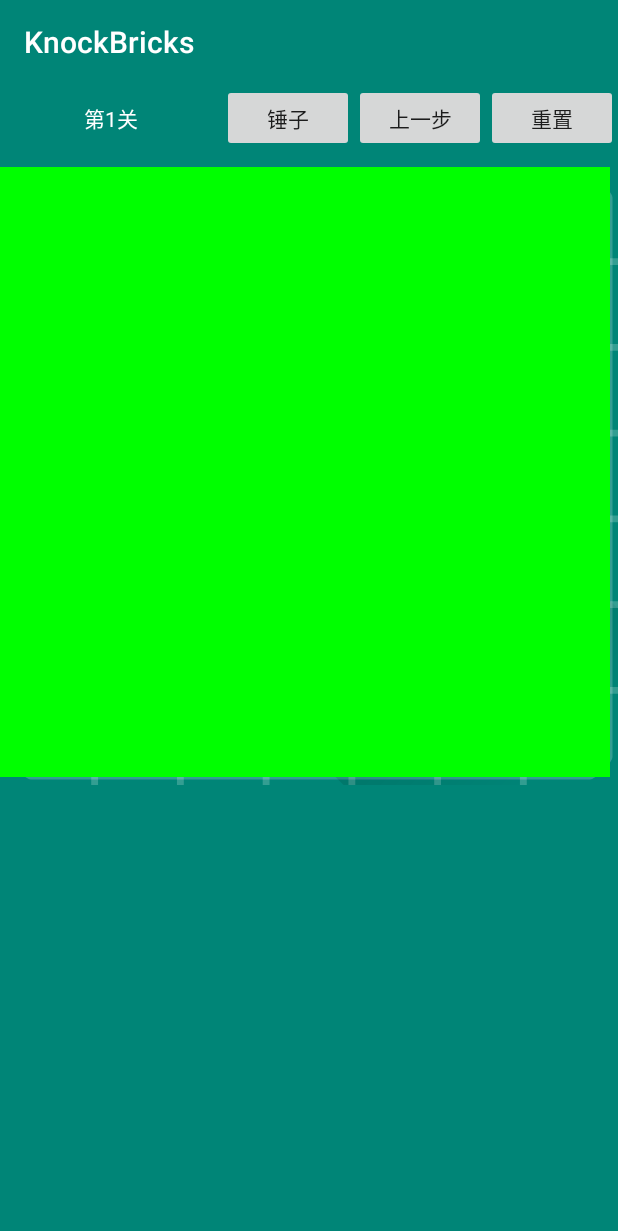
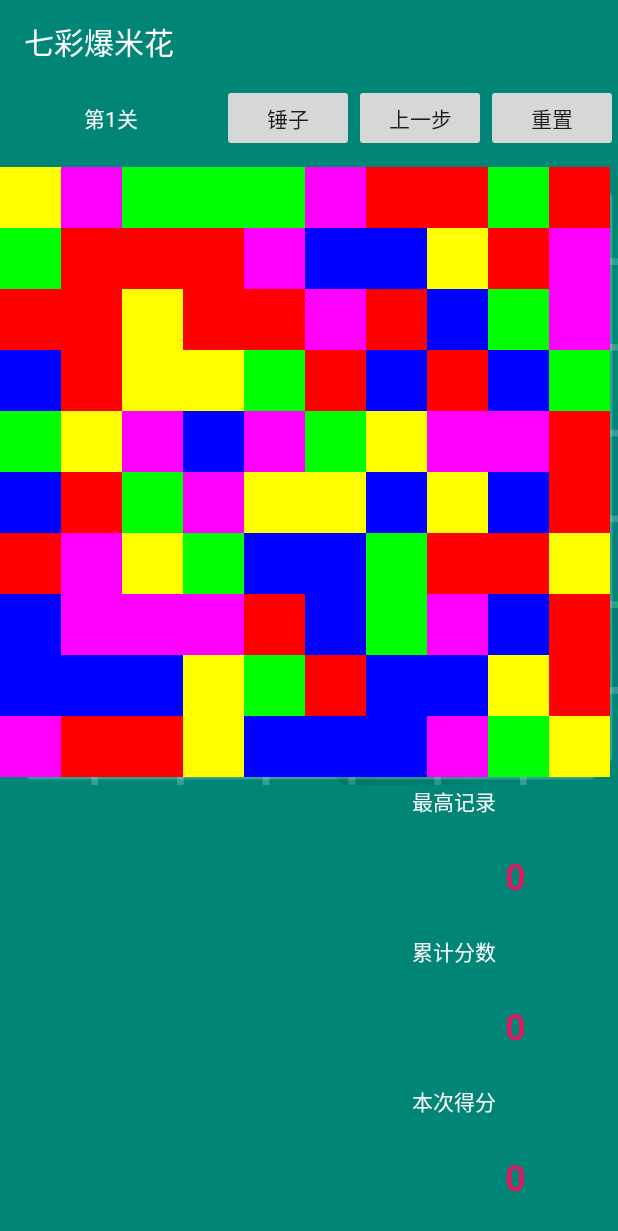
Before and after one commit to kevin4oct/KnockBrick, an Android app: the screen it shows after launch (MainActivity), after a tap on an icon or button, on a phone screen of 412 x 824 dp. Shown: the top 1231 px of the screen. Run offline under Robolectric (Android 15) with nearby library versions, the phone set to English and light mode, and no system bars.

Commit message:
将关卡的初始化数据固定

```diff
--- a/app/src/main/java/com/geren/kevin/knockbricks/level/view/LevelActivity.java
+++ b/app/src/main/java/com/geren/kevin/knockbricks/level/view/LevelActivity.java
@@ -39,7 +39,7 @@ public class LevelActivity extends AppCompatActivity
         adapter = new LevelRecyclerViewAdapter(this, myRecycler);
         myRecycler.setAdapter(adapter);
         list = new ArrayList<>();
-        for (int i = 0; i < 20; i++) {
+        for (int i = 0; i < 16; i++) {
             list.add(i);
         }
         adapter.refresh(list);
--- a/app/src/main/java/com/geren/kevin/knockbricks/main/presenter/MainPresenter.java
+++ b/app/src/main/java/com/geren/kevin/knockbricks/main/presenter/MainPresenter.java
@@ -1,4 +1,6 @@
 package com.geren.kevin.knockbricks.main.presenter;
+
+import android.util.Log;
 
 import com.geren.kevin.knockbricks.main.bean.Block;
 import com.geren.kevin.knockbricks.main.view.IMainView;
@@ -6,29 +8,48 @@ import com.geren.kevin.knockbricks.main.view.MainActivity;
 
 import java.util.ArrayList;
 import java.util.List;
-import java.util.Random;
 
 public class MainPresenter {
 
+    private int[][] levelData = {
+            {3, 3, 4, 5, 3, 2, 5, 3, 1, 1, 3, 5, 2, 1, 5, 5, 2, 2, 1, 3, 3, 5, 3, 3, 1, 2, 2, 3, 1, 3, 2, 5, 5, 1, 4, 1, 3, 3, 2, 3, 4, 1, 3, 4, 3, 3, 5, 2, 5, 1, 1, 2, 3, 2, 3, 3, 1, 1, 4, 2, 5, 4, 2, 4, 1, 5, 3, 4, 1, 1, 2, 3, 2, 1, 5, 5, 2, 3, 4, 2, 4, 5, 2, 5, 1, 5, 3, 2, 4, 4, 5, 3, 1, 1, 3, 3, 3, 1, 4, 3},
+            {2, 1, 4, 3, 1, 3, 4, 3, 3, 5, 5, 4, 4, 4, 2, 4, 5, 5, 3, 4, 1, 4, 2, 2, 5, 1, 2, 5, 3, 4, 1, 4, 4, 2, 3, 5, 1, 5, 2, 2, 1, 5, 4, 1, 5, 2, 3, 4, 1, 3, 5, 3, 5, 4, 1, 2, 3, 3, 4, 3, 4, 3, 4, 3, 2, 3, 1, 1, 3, 3, 4, 2, 3, 4, 5, 2, 4, 5, 3, 5, 1, 4, 1, 3, 5, 3, 4, 3, 2, 1, 4, 5, 5, 1, 4, 4, 2, 4, 4, 2},
+            {2, 3, 3, 3, 3, 1, 3, 1, 1, 4, 2, 3, 2, 2, 2, 5, 2, 1, 3, 2, 1, 3, 1, 5, 2, 2, 1, 4, 2, 4, 4, 1, 3, 5, 4, 2, 3, 2, 4, 1, 2, 4, 5, 4, 2, 2, 5, 1, 5, 3, 5, 1, 1, 2, 2, 1, 2, 3, 2, 3, 3, 2, 5, 2, 3, 3, 4, 3, 5, 4, 2, 4, 5, 4, 1, 1, 5, 1, 5, 1, 5, 1, 3, 2, 2, 1, 5, 3, 3, 4, 3, 1, 5, 5, 1, 4, 2, 2, 2, 4},
+            {4, 1, 5, 5, 5, 1, 3, 3, 2, 5, 4, 1, 3, 4, 1, 5, 2, 3, 5, 4, 5, 2, 5, 4, 1, 1, 5, 1, 2, 3, 1, 1, 1, 2, 3, 2, 4, 5, 1, 4, 4, 3, 4, 1, 3, 5, 1, 5, 3, 1, 1, 4, 5, 5, 5, 2, 2, 2, 2, 3, 2, 1, 4, 3, 4, 4, 2, 1, 2, 5, 4, 4, 4, 3, 4, 3, 4, 1, 2, 1, 3, 3, 3, 5, 5, 5, 3, 4, 4, 3, 3, 2, 4, 5, 4, 3, 3, 5, 1, 3},
+            {2, 3, 4, 3, 2, 3, 4, 1, 1, 4, 5, 4, 4, 3, 1, 1, 1, 1, 2, 4, 3, 2, 3, 1, 3, 3, 5, 3, 3, 5, 3, 1, 4, 3, 3, 1, 2, 5, 3, 4, 2, 1, 3, 3, 1, 4, 5, 1, 4, 2, 3, 4, 5, 4, 1, 1, 5, 4, 3, 1, 5, 5, 2, 5, 2, 2, 2, 2, 3, 2, 1, 1, 3, 5, 4, 4, 1, 1, 1, 2, 2, 1, 3, 3, 3, 4, 4, 3, 5, 4, 5, 4, 3, 1, 1, 2, 1, 1, 3, 3},
+            {4, 4, 5, 3, 4, 3, 5, 4, 4, 1, 3, 1, 3, 2, 4, 1, 4, 5, 1, 2, 1, 1, 4, 4, 3, 4, 1, 2, 5, 5, 2, 5, 3, 1, 2, 5, 2, 1, 1, 1, 4, 4, 1, 3, 3, 5, 5, 2, 4, 2, 4, 3, 2, 3, 2, 1, 5, 2, 1, 1, 4, 5, 5, 1, 3, 5, 2, 3, 4, 1, 5, 4, 1, 3, 5, 1, 4, 2, 3, 2, 1, 1, 5, 1, 3, 4, 5, 1, 1, 4, 4, 4, 1, 3, 5, 3, 2, 2, 3, 4},
+            {5, 2, 1, 4, 4, 1, 4, 4, 2, 4, 5, 1, 1, 4, 3, 5, 5, 1, 1, 4, 2, 5, 2, 5, 5, 2, 5, 1, 1, 2, 3, 1, 1, 2, 4, 2, 3, 5, 3, 1, 1, 5, 3, 1, 1, 1, 2, 1, 2, 2, 4, 2, 2, 4, 5, 5, 5, 3, 4, 3, 2, 1, 1, 3, 5, 2, 1, 3, 2, 3, 1, 1, 5, 2, 3, 2, 4, 1, 1, 3, 4, 4, 4, 4, 3, 5, 2, 4, 2, 1, 4, 2, 4, 4, 1, 1, 5, 4, 5, 2},
+            {1, 5, 2, 1, 3, 4, 3, 3, 2, 3, 4, 2, 5, 3, 2, 5, 2, 1, 2, 1, 3, 4, 1, 3, 1, 2, 3, 3, 2, 3, 5, 1, 5, 4, 2, 5, 5, 1, 3, 2, 4, 3, 3, 2, 5, 5, 5, 5, 3, 4, 3, 2, 3, 1, 2, 5, 2, 1, 1, 5, 3, 5, 1, 4, 1, 2, 1, 1, 3, 2, 2, 1, 4, 4, 5, 5, 5, 5, 3, 1, 1, 5, 5, 1, 5, 4, 3, 1, 5, 5, 2, 4, 3, 3, 4, 4, 2, 1, 2, 3},
+            {2, 5, 3, 3, 3, 5, 2, 3, 5, 1, 3, 4, 1, 4, 1, 1, 3, 3, 3, 4, 2, 3, 4, 4, 2, 4, 5, 1, 5, 2, 4, 5, 2, 4, 1, 3, 5, 4, 5, 2, 2, 4, 1, 5, 3, 2, 4, 1, 2, 5, 4, 5, 3, 1, 3, 3, 2, 2, 3, 3, 4, 1, 2, 2, 5, 4, 5, 4, 1, 5, 3, 5, 2, 3, 5, 5, 4, 5, 2, 5, 2, 4, 4, 5, 4, 4, 1, 5, 3, 2, 2, 4, 2, 1, 4, 4, 2, 4, 4, 3},
+            {1, 3, 3, 1, 4, 5, 4, 4, 1, 3, 4, 4, 4, 5, 4, 4, 2, 2, 2, 1, 2, 4, 2, 3, 2, 5, 1, 1, 5, 2, 5, 4, 4, 5, 5, 2, 2, 2, 3, 3, 5, 1, 3, 3, 4, 5, 2, 2, 4, 4, 5, 5, 1, 5, 1, 4, 1, 2, 5, 5, 2, 4, 5, 2, 3, 1, 2, 1, 2, 5, 3, 5, 3, 1, 2, 2, 1, 2, 1, 2, 4, 4, 1, 1, 4, 1, 3, 4, 2, 5, 1, 2, 1, 5, 3, 1, 4, 5, 4, 2},
+            {3, 4, 4, 1, 1, 4, 3, 1, 5, 2, 4, 2, 5, 1, 3, 5, 2, 1, 5, 2, 5, 1, 1, 1, 3, 5, 4, 3, 4, 5, 2, 1, 2, 2, 3, 5, 3, 5, 2, 4, 5, 1, 4, 3, 5, 5, 3, 2, 1, 1, 3, 1, 5, 3, 1, 2, 5, 3, 1, 1, 4, 1, 4, 2, 2, 1, 4, 3, 4, 5, 2, 1, 5, 1, 1, 1, 1, 5, 4, 2, 1, 3, 5, 3, 4, 2, 1, 1, 5, 4, 4, 5, 1, 5, 2, 1, 5, 5, 5, 5},
+            {2, 4, 2, 4, 1, 5, 4, 5, 3, 4, 4, 4, 5, 3, 1, 5, 3, 1, 1, 3, 2, 2, 5, 4, 1, 2, 1, 2, 4, 4, 3, 4, 4, 3, 4, 3, 1, 3, 4, 2, 2, 4, 2, 5, 5, 1, 2, 2, 1, 2, 5, 2, 2, 2, 2, 1, 3, 1, 1, 1, 1, 2, 3, 1, 2, 2, 5, 1, 5, 3, 5, 5, 5, 1, 3, 1, 3, 5, 5, 2, 2, 5, 2, 3, 2, 1, 2, 2, 4, 1, 2, 1, 1, 5, 3, 4, 3, 5, 1, 1},
+            {2, 2, 1, 1, 3, 5, 5, 5, 2, 1, 4, 4, 2, 5, 3, 3, 4, 5, 5, 1, 5, 5, 2, 5, 3, 2, 4, 1, 2, 3, 4, 4, 2, 4, 4, 5, 3, 4, 5, 4, 2, 4, 2, 3, 3, 1, 3, 5, 5, 2, 4, 2, 3, 1, 2, 3, 2, 3, 2, 5, 2, 1, 4, 3, 2, 5, 2, 1, 2, 3, 3, 5, 5, 3, 5, 5, 5, 3, 4, 2, 1, 5, 2, 5, 2, 2, 3, 3, 4, 2, 1, 3, 1, 1, 1, 5, 5, 2, 1, 3},
+            {3, 5, 2, 3, 1, 3, 4, 2, 3, 3, 1, 5, 2, 5, 4, 5, 5, 2, 2, 5, 5, 1, 1, 3, 3, 5, 5, 5, 2, 3, 4, 2, 3, 5, 4, 2, 4, 5, 1, 2, 1, 1, 4, 3, 5, 3, 2, 3, 3, 3, 1, 2, 3, 1, 1, 1, 4, 2, 5, 5, 1, 5, 4, 5, 3, 1, 5, 3, 1, 2, 3, 3, 2, 5, 5, 2, 4, 2, 3, 3, 3, 5, 4, 4, 4, 1, 4, 2, 2, 4, 2, 4, 4, 3, 4, 2, 1, 3, 2, 4},
+            {5, 4, 3, 5, 1, 1, 1, 2, 3, 1, 1, 5, 4, 2, 3, 5, 1, 2, 4, 2, 3, 2, 3, 5, 5, 4, 5, 3, 5, 4, 2, 2, 5, 5, 4, 2, 1, 3, 2, 2, 1, 3, 3, 5, 3, 3, 2, 2, 1, 3, 4, 3, 4, 3, 3, 4, 1, 4, 5, 5, 4, 3, 5, 3, 2, 3, 5, 1, 1, 5, 3, 4, 5, 3, 2, 4, 3, 3, 5, 1, 4, 3, 3, 1, 1, 4, 4, 2, 4, 5, 4, 5, 2, 5, 3, 1, 4, 4, 1, 3},
+            {2, 1, 4, 1, 3, 3, 2, 1, 4, 1, 2, 5, 3, 4, 4, 2, 5, 2, 3, 3, 2, 3, 1, 2, 5, 2, 4, 1, 1, 2, 2, 5, 4, 3, 1, 3, 2, 2, 2, 1, 4, 5, 4, 2, 5, 2, 5, 1, 4, 4, 1, 2, 2, 4, 4, 4, 5, 2, 5, 1, 3, 4, 4, 1, 2, 5, 3, 5, 4, 3, 3, 5, 2, 3, 2, 2, 2, 3, 3, 1, 5, 1, 4, 1, 5, 1, 5, 3, 2, 2, 1, 5, 1, 4, 4, 2, 4, 1, 2, 3}
+    };
+
     public static final String TAG = "MainPresenter";
-    private IMainView activity;
+    private IMainView iView;
 
     private Block[][] baseData;//初始数据集合
     private Block[][] lastData;//上一步数据集合
     private Block[][] nowData;//当前数据集合
 
+    private int level;//关卡
     private int dataSize;//数组的大小
     private int dataNumber;//数据类型数量
 
     private List<Block> clickedList = new ArrayList<>();//点击后记录颜色块的id的容器
     private int value;//点击的块的value
 
-    public MainPresenter(MainActivity activity) {
-        this.activity = activity;
+    public MainPresenter(MainActivity iView) {
+        this.iView = iView;
     }
 
     //初始化数据
-    public void initData(int dataSize, int dataNumber) {
+    public void initData(int level, int dataSize, int dataNumber) {
         this.dataSize = dataSize;
         this.dataNumber = dataNumber;
         baseData = new Block[dataSize][dataSize];
@@ -37,7 +58,8 @@ public class MainPresenter {
         for (int x = 0; x < dataSize; x++) {
             for (int y = 0; y < dataSize; y++) {
                 int id = x * dataSize + y;
-                int value = new Random().nextInt(dataNumber) + 1;
+//                int value = new Random().nextInt(dataNumber) + 1;
+                int value = levelData[level][id];
                 Block block = new Block(id, x, y, value);
                 Block block1 = new Block(id, x, y, value);
                 Block block2 = new Block(id, x, y, value);
@@ -46,7 +68,19 @@ public class MainPresenter {
                 nowData[x][y] = block2;
             }
         }
-        activity.setData(nowData);
+
+        Log.e(TAG, "dataSize=" + dataSize);
+
+        StringBuilder lala = new StringBuilder();
+        for (int i = 0; i < dataSize; i++) {
+            Log.e(TAG, "index=" + i);
+            for (int j = 0; j < dataSize; j++) {
+//                Log.e(TAG, baseData[i][j] + ",");
+                lala.append(baseData[i][j].getValue() + ",");
+            }
+        }
+        Log.e(TAG, "initData>>>\r\n" + lala.toString());
+        iView.setData(nowData);
     }
 
     //重置数据
@@ -57,7 +91,7 @@ public class MainPresenter {
                 lastData[i][j].setValue(baseData[i][j].getValue());
             }
         }
-        activity.setData(nowData);
+        iView.setData(nowData);
 
 //        StringBuilder dataBuilder = new StringBuilder();
 //        StringBuilder nowBuilder = new StringBuilder();
@@ -79,7 +113,7 @@ public class MainPresenter {
                 nowData[i][j].setValue(lastData[i][j].getValue());
             }
         }
-        activity.setData(nowData);
+        iView.setData(nowData);
     }
 
     //敲击
@@ -94,11 +128,35 @@ public class MainPresenter {
         }
 
         getIds(block);
-        activity.setClickHint(clickedList);
+        iView.setClickHint(clickedList);
         drawBlack();
         moveBlock();
-        activity.setData(nowData);
+        if (!isMove()) {//
+            iView.cannotMove();
+            return;
+        }
+        getScore();
+        iView.setData(nowData);
+    }
 
+    //获得分数
+    public void getScore() {
+        int score = 0;
+        int size = clickedList.size();
+        if (size > 1 && size <= 3) {
+            score = 10 * size;
+        } else if (size > 3 && size <= 10) {
+            score = 20 * size;
+        } else if (size > 10) {
+            score = 30 * size;
+        }
+        iView.setScore(score);
+    }
+
+    //是否还有可消除的方块
+    public boolean isMove() {
+
+        return true;
     }
 
     //移动砖块
@@ -127,8 +185,28 @@ public class MainPresenter {
             }
         }
 
-        // TODO: 2018/12/5 移动列
+        // 移动列
+        for (int i = 0; i < dataSize; i++) {
+            int count = 0;
+            for (int j = 0; j < dataSize; j++) {
+                int value = nowData[i][j].getValue();
+                if (value != 0) {
+                    count++;
+                }
+            }
+            if (count == 0) {//整列消除了，移动
+                for (int m = i; m < dataSize; m++) {
+                    for (int n = 0; n < dataSize; n++) {
+                        if (m + 1 < dataSize) {
+                            nowData[m][n].setValue(nowData[m + 1][n].getValue());
+                        } else {
+                            nowData[m][n].setValue(0);
+                        }
 
+                    }
+                }
+            }
+        }
 
 
     }
--- a/app/src/main/java/com/geren/kevin/knockbricks/main/view/IMainView.java
+++ b/app/src/main/java/com/geren/kevin/knockbricks/main/view/IMainView.java
@@ -9,6 +9,15 @@ public interface IMainView {
     //重置
     void setData(Block[][] data);
 
+    //设置点击提示
     void setClickHint(List<Block> list);
 
+    //
+    void setScore(int score);
+
+    //不能移动
+    void cannotMove();
+
+    //
+
 }
--- a/app/src/main/java/com/geren/kevin/knockbricks/main/view/MainActivity.java
+++ b/app/src/main/java/com/geren/kevin/knockbricks/main/view/MainActivity.java
@@ -2,6 +2,7 @@ package com.geren.kevin.knockbricks.main.view;
 
 import android.content.Context;
 import android.content.Intent;
+import android.content.SharedPreferences;
 import android.os.Bundle;
 import android.support.v7.app.AppCompatActivity;
 import android.view.View;
@@ -27,12 +28,19 @@ public class MainActivity extends AppCompatActivity
     private Chessboard chessboard;
 
     int level;//关卡
+    int highScore;//最高分
+    int currentScore;//当前分
+    int score;//本次分
     private int dataSize = 1;//数组的大小
     private int dataNumber = 1;//数据类型数量
+
     private Button btn_hummer;
     private Button btn_last;
     private TextView tv_hint;
     private TextView tv_clicked;
+    private TextView tv_highScore;
+    private TextView tv_score;
+    private TextView tv_currentScore;
 
     //提供Intent
     public static Intent getMyIntent(Context context, int level) {
@@ -59,11 +67,14 @@ public class MainActivity extends AppCompatActivity
         chessboard = findViewById(R.id.chessbord);
         tv = findViewById(R.id.tv_main);
         tv_hint = findViewById(R.id.tv_main_hint);
-        tv_clicked = (TextView) findViewById(R.id.tv_main_clickhint);
+        tv_clicked = findViewById(R.id.tv_main_clickhint);
         btn_hummer = findViewById(R.id.btn_main_hammer);
         btn_last = findViewById(R.id.btn_main_last);
         btn_reset = findViewById(R.id.btn_main_reset);
         tv.setText("第" + level + "关");
+        tv_highScore = findViewById(R.id.tv_main_highScore);
+        tv_currentScore = findViewById(R.id.tv_main_currentScore);
+        tv_score = findViewById(R.id.tv_main_score);
     }
 
     //设置监听
@@ -82,18 +93,22 @@ public class MainActivity extends AppCompatActivity
 
     //初始化数据
     private void initData() {
-        if (level < 5) {
-            dataSize = 10;//列数
-            dataNumber = level;//砖块种类数
-        } else if (level < 10) {
-            dataSize = 10;
-            dataNumber = level;
-        } else {
-            dataSize = level;
-            dataNumber = 10;
-        }
+//        if (level < 5) {
+//            dataSize = 10;//列数
+//            dataNumber = level;//砖块种类数
+//        } else if (level < 10) {
+//            dataSize = 10;
+//            dataNumber = level;
+//        } else {
+//            dataSize = level;
+//            dataNumber = 10;
+//        }
+        dataSize = 10;
+        dataNumber = 5;
+        highScore = getHighScore();
+        tv_highScore.setText("" + highScore);
         presenter = new MainPresenter(this);
-        presenter.initData(dataSize, dataNumber);
+        presenter.initData(level, dataSize, dataNumber);
     }
 
     //设置显示数据
@@ -110,6 +125,24 @@ public class MainActivity extends AppCompatActivity
             builder.append(list.get(i).toString() + "\r\n");
         }
         tv_hint.setText(builder.toString());
+    }
+
+    @Override
+    public void setScore(int score) {
+        this.score = score;
+        tv_score.setText("" + score);
+        this.currentScore += score;
+        tv_currentScore.setText("" + currentScore);
+        if (currentScore > highScore) {
+            highScore = currentScore;
+            tv_highScore.setText("" + highScore);
+            saveHighScore(highScore);
+        }
+    }
+
+    @Override
+    public void cannotMove() {
+
     }
 
     @Override
@@ -132,4 +165,23 @@ public class MainActivity extends AppCompatActivity
         tv_clicked.setText("点击的Block\r\n" + block.toString());
         presenter.knock(block);
     }
+
+    public void saveHighScore(int score) {
+        //MODE_PRIVATE
+        //MODE_WORLD_READABLE
+        //MODE_WORLD_WRITEABLE
+        //MODE_MULTI_PROCESS
+        SharedPreferences preferences = getSharedPreferences("level" + level, Context.MODE_PRIVATE);
+        //1.Call edit() to get a SharedPreferences.Editor.
+        SharedPreferences.Editor editor = preferences.edit();
+        //2. Add values with methods such as putBoolean() and putString().
+        editor.putInt("highScore", highScore);
+        //3 Commit the new values with commit()
+        editor.commit();
+    }
+
+    public int getHighScore() {
+        SharedPreferences preferences = getSharedPreferences("level" + level, Context.MODE_PRIVATE);
+        return preferences.getInt("highScore", 0);
+    }
 }
--- a/app/src/main/res/layout/activity_main.xml
+++ b/app/src/main/res/layout/activity_main.xml
@@ -55,6 +55,12 @@
         <LinearLayout
             android:layout_width="match_parent"
             android:layout_height="match_parent"
+            android:orientation="horizontal">
+
+            <LinearLayout
+                android:layout_width="0dp"
+                android:layout_height="match_parent"
+                android:layout_weight="2"
                 android:orientation="vertical">
 
                 <TextView
@@ -78,5 +84,69 @@
                 </ScrollView>
 
             </LinearLayout>
+
+            <LinearLayout
+                android:layout_width="0dp"
+                android:layout_height="match_parent"
+                android:layout_weight="1"
+                android:orientation="vertical">
+
+                <TextView
+                    android:layout_width="match_parent"
+                    android:layout_height="wrap_content"
+                    android:text="最高记录"
+                    android:textColor="#FFF" />
+
+                <TextView
+                    android:id="@+id/tv_main_highScore"
+                    android:layout_width="match_parent"
+                    android:layout_height="0dp"
+                    android:layout_weight="1"
+                    android:gravity="center"
+                    android:text="0"
+                    android:textColor="@color/colorAccent"
+                    android:textSize="24dp"
+                    android:textStyle="bold" />
+
+                <TextView
+                    android:layout_width="match_parent"
+                    android:layout_height="wrap_content"
+                    android:text="累计分数"
+                    android:textColor="#FFF" />
+
+                <TextView
+                    android:id="@+id/tv_main_currentScore"
+                    android:layout_width="match_parent"
+                    android:layout_height="0dp"
+                    android:layout_weight="1"
+                    android:gravity="center"
+                    android:text="0"
+                    android:textColor="@color/colorAccent"
+                    android:textSize="24dp"
+                    android:textStyle="bold" />
+
+                <TextView
+                    android:layout_width="match_parent"
+                    android:layout_height="wrap_content"
+                    android:text="本次得分"
+                    android:textColor="#FFF" />
+
+                <TextView
+                    android:id="@+id/tv_main_score"
+                    android:layout_width="match_parent"
+                    android:layout_height="0dp"
+                    android:layout_weight="1"
+                    android:gravity="center"
+                    android:text="0"
+                    android:textColor="@color/colorAccent"
+                    android:textSize="24dp"
+                    android:textStyle="bold" />
+
             </LinearLayout>
+
+        </LinearLayout>
+
+    </LinearLayout>
+
+
 </android.support.constraint.ConstraintLayout>
--- a/app/src/main/res/values/strings.xml
+++ b/app/src/main/res/values/strings.xml
@@ -1,3 +1,3 @@
 <resources>
-    <string name="app_name">KnockBricks</string>
+    <string name="app_name">七彩爆米花</string>
 </resources>
```
Also changed, not shown: app/src/main/AndroidManifest.xml (+5 -4 lines), app/src/main/res/mipmap-anydpi-v26/icon.png (added), app/src/main/res/mipmap-hdpi/icon.png (added), app/src/main/res/mipmap-mdpi/icon.png (added), app/src/main/res/mipmap-xhdpi/icon.png (added), app/src/main/res/mipmap-xxhdpi/icon.png (added), app/src/main/res/mipmap-xxxhdpi/icon.png (added). Lines whose indentation alone changed are shown as unchanged.
